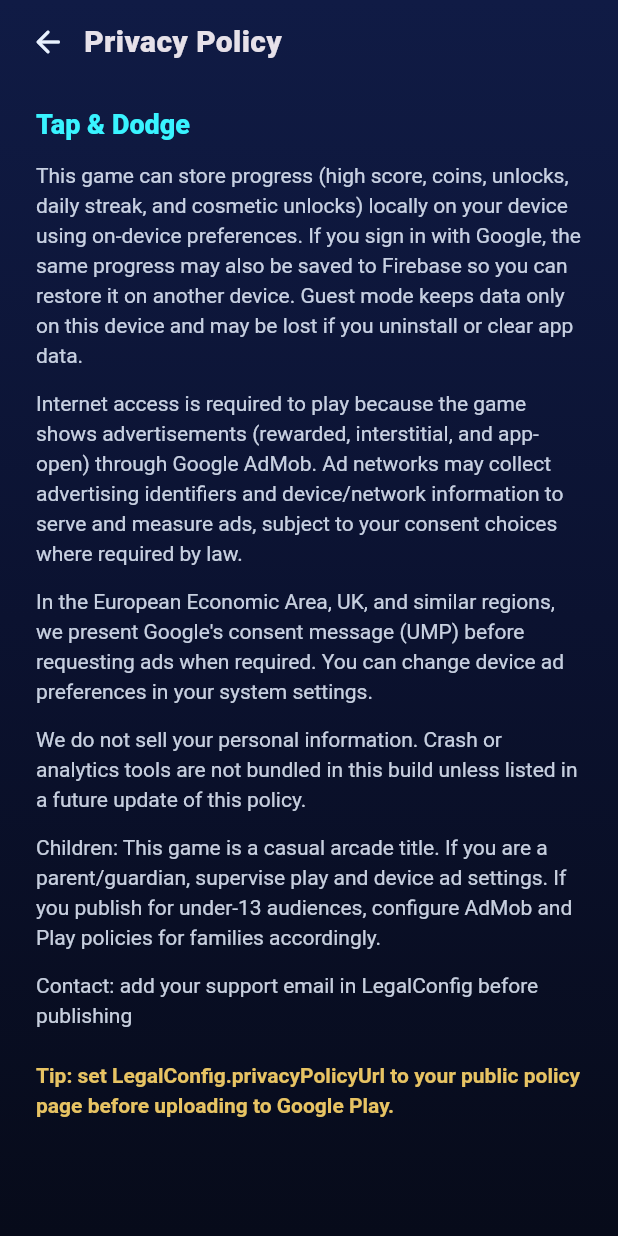
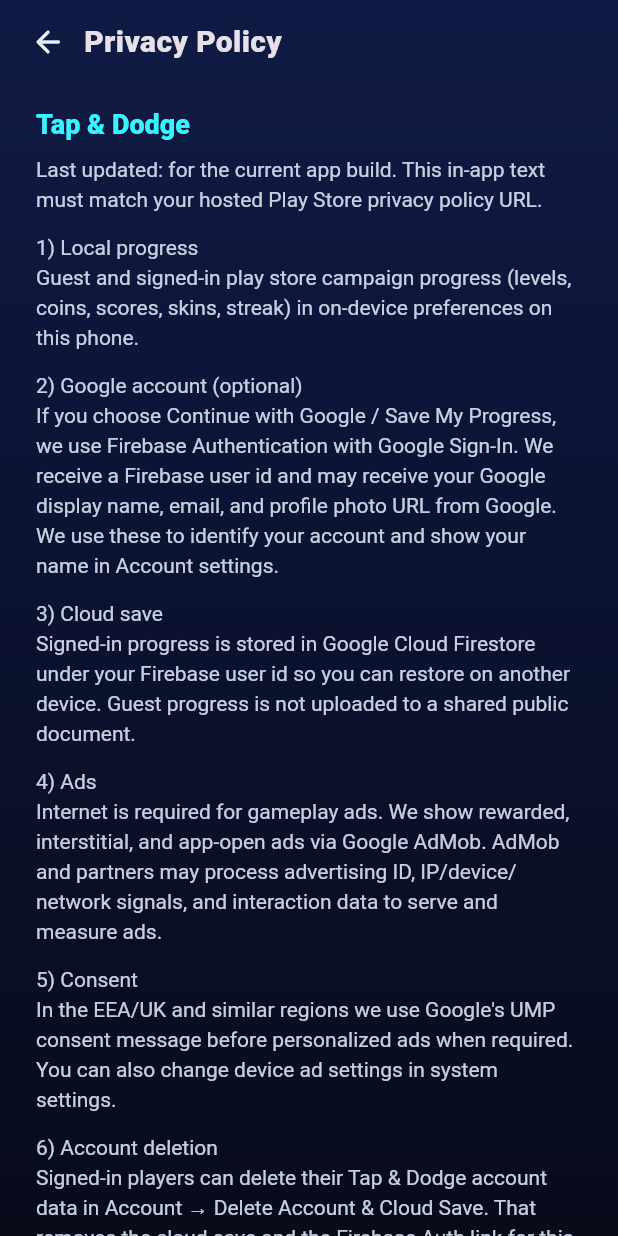
Before and after one commit to meet-navapara/tap-and-dodge, a Flutter app: the PrivacyPolicyScreen screen opened directly, on a phone screen of 412 x 824 dp. Run offline on Flutter 3.47's test engine with Material 3 defaults, Android fonts, the phone set to English and light mode, and no system bars; our stand-ins replace audioplayers, cloud_firestore, connectivity_plus, firebase_auth, firebase_core, google_mobile_ads and 2 more; missing offline and left inert: flame; accounts and stored records are empty; network calls fail.

Commit message:
updated privacy policy and all things

```diff
--- a/lib/screens/auth_gate_screen.dart
+++ b/lib/screens/auth_gate_screen.dart
@@ -332,6 +332,7 @@
                         ),
                       ),
                     ),
+                    if (LegalConfig.hasHostedTerms) ...[
                       Text(
                         '·',
                         style: TextStyle(
@@ -348,6 +349,7 @@
                           ),
                         ),
                       ),
+                    ],
                   ],
                 ),
                 const SizedBox(height: 12),
--- a/lib/screens/privacy_policy_screen.dart
+++ b/lib/screens/privacy_policy_screen.dart
@@ -5,7 +5,7 @@
 import '../services/legal_config.dart';
 import '../theme/app_theme.dart';
 
-/// In-app privacy policy (required when shipping with ads).
+/// In-app privacy policy (ads + accounts). Host a public URL before Play upload.
 class PrivacyPolicyScreen extends StatelessWidget {
   const PrivacyPolicyScreen({super.key});
 
@@ -17,6 +17,10 @@
 
   @override
   Widget build(BuildContext context) {
+    final contact = LegalConfig.supportEmail.trim().isEmpty
+        ? 'Set LegalConfig.supportEmail before publishing'
+        : LegalConfig.supportEmail;
+
     return Scaffold(
       body: Container(
         width: double.infinity,
@@ -71,47 +75,78 @@
                             color: AppColors.player,
                           ),
                         ),
-                        const SizedBox(height: 12),
+                        const SizedBox(height: 8),
                         const Text(
-                          'This game can store progress (high score, coins, unlocks, '
-                          'daily streak, and cosmetic unlocks) locally on your device '
-                          'using on-device preferences. If you sign in with Google, '
-                          'the same progress may also be saved to Firebase so you can '
-                          'restore it on another device. Guest mode keeps data only '
-                          'on this device and may be lost if you uninstall or clear app data.',
+                          'Last updated: for the current app build. '
+                          'This in-app text must match your hosted Play Store '
+                          'privacy policy URL.',
                         ),
                         const SizedBox(height: 12),
                         const Text(
-                          'Internet access is required to play because the game shows '
-                          'advertisements (rewarded, interstitial, and app-open) through '
-                          'Google AdMob. Ad networks may collect advertising identifiers '
-                          'and device/network information to serve and measure ads, '
-                          'subject to your consent choices where required by law.',
+                          '1) Local progress\n'
+                          'Guest and signed-in play store campaign progress '
+                          '(levels, coins, scores, skins, streak) in on-device '
+                          'preferences on this phone.',
                         ),
                         const SizedBox(height: 12),
                         const Text(
-                          'In the European Economic Area, UK, and similar regions, '
-                          'we present Google\'s consent message (UMP) before requesting '
-                          'ads when required. You can change device ad preferences in '
-                          'your system settings.',
+                          '2) Google account (optional)\n'
+                          'If you choose Continue with Google / Save My Progress, '
+                          'we use Firebase Authentication with Google Sign-In. '
+                          'We receive a Firebase user id and may receive your '
+                          'Google display name, email, and profile photo URL from '
+                          'Google. We use these to identify your account and show '
+                          'your name in Account settings.',
                         ),
                         const SizedBox(height: 12),
                         const Text(
-                          'We do not sell your personal information. Crash or analytics '
-                          'tools are not bundled in this build unless listed in a future '
-                          'update of this policy.',
+                          '3) Cloud save\n'
+                          'Signed-in progress is stored in Google Cloud Firestore '
+                          'under your Firebase user id so you can restore on another '
+                          'device. Guest progress is not uploaded to a shared public '
+                          'document.',
                         ),
                         const SizedBox(height: 12),
                         const Text(
-                          'Children: This game is a casual arcade title. If you are a '
-                          'parent/guardian, supervise play and device ad settings. '
-                          'If you publish for under-13 audiences, configure AdMob '
-                          'and Play policies for families accordingly.',
+                          '4) Ads\n'
+                          'Internet is required for gameplay ads. We show rewarded, '
+                          'interstitial, and app-open ads via Google AdMob. AdMob and '
+                          'partners may process advertising ID, IP/device/network '
+                          'signals, and interaction data to serve and measure ads.',
                         ),
                         const SizedBox(height: 12),
-                        Text(
-                          'Contact: ${LegalConfig.supportEmail.isEmpty ? 'add your support email in LegalConfig before publishing' : LegalConfig.supportEmail}',
+                        const Text(
+                          '5) Consent\n'
+                          'In the EEA/UK and similar regions we use Google\'s UMP '
+                          'consent message before personalized ads when required. '
+                          'You can also change device ad settings in system settings.',
                         ),
+                        const SizedBox(height: 12),
+                        const Text(
+                          '6) Account deletion\n'
+                          'Signed-in players can delete their Tap & Dodge account '
+                          'data in Account → Delete Account & Cloud Save. That '
+                          'removes the cloud save and the Firebase Auth link for '
+                          'this app. It does not delete your Google Account.',
+                        ),
+                        const SizedBox(height: 12),
+                        const Text(
+                          '7) Children\n'
+                          'This game is a general-audience casual arcade title and '
+                          'is not directed at children under 13. Do not enroll the '
+                          'app in Designed for Families / under-13 programs unless '
+                          'you separately implement full Families / COPPA compliance '
+                          '(including child-directed ad settings).',
+                        ),
+                        const SizedBox(height: 12),
+                        const Text(
+                          '8) Selling data\n'
+                          'We do not sell your personal information. Third-party SDKs '
+                          '(AdMob, Firebase, Google Sign-In) process data under their '
+                          'own policies as needed to provide ads and account features.',
+                        ),
+                        const SizedBox(height: 12),
+                        Text('Contact: $contact'),
                         const SizedBox(height: 20),
                         if (LegalConfig.hasHostedPrivacyPolicy)
                           ElevatedButton.icon(
@@ -124,8 +159,9 @@
                           )
                         else
                           Text(
-                            'Tip: set LegalConfig.privacyPolicyUrl to your public '
-                            'policy page before uploading to Google Play.',
+                            'Before Play upload: host this policy on a public HTTPS '
+                            'URL and set LegalConfig.privacyPolicyUrl (Play requires '
+                            'a link when the app uses ads / accounts).',
                             style: TextStyle(
                               color: AppColors.accent.withValues(alpha: 0.9),
                               fontWeight: FontWeight.w600,
--- a/lib/services/auth_service.dart
+++ b/lib/services/auth_service.dart
@@ -189,6 +189,56 @@
     status.value = AuthStatus.signedOut;
   }
 
+  /// Re-authenticate with Google (needed before Firebase Auth account deletion).
+  Future<UserCredential> reauthenticateWithGoogle() async {
+    if (!firebaseReady || _auth == null) {
+      throw StateError('Firebase is not ready.');
+    }
+    await _ensureGoogleSignIn();
+    final account = await GoogleSignIn.instance.authenticate();
+    final idToken = account.authentication.idToken;
+    if (idToken == null) {
+      throw StateError('Google Sign-In did not return an ID token.');
+    }
+    final credential = GoogleAuthProvider.credential(idToken: idToken);
+    final current = _auth!.currentUser;
+    if (current == null) {
+      return _auth!.signInWithCredential(credential);
+    }
+    return current.reauthenticateWithCredential(credential);
+  }
+
+  /// Permanently deletes the Firebase Auth user. Call after cloud doc delete.
+  Future<void> deleteFirebaseAuthUser() async {
+    if (!firebaseReady || _auth == null) {
+      throw StateError('Firebase is not ready.');
+    }
+    final current = _auth!.currentUser;
+    if (current == null) {
+      await signOut();
+      return;
+    }
+    try {
+      await current.delete();
+    } on FirebaseAuthException catch (e) {
+      if (e.code == 'requires-recent-login') {
+        await reauthenticateWithGoogle();
+        await _auth!.currentUser?.delete();
+      } else {
+        rethrow;
+      }
+    }
+    await _prefs?.setBool(_guestFlagKey, false);
+    await _prefs?.remove(_modeKey);
+    user.value = null;
+    status.value = AuthStatus.signedOut;
+    try {
+      if (_googleSignInReady) {
+        await GoogleSignIn.instance.signOut();
+      }
+    } catch (_) {}
+  }
+
   /// Clears guest session id (explicit reset only).
   Future<void> clearGuestIdentity() async {
     await _prefs?.remove(_guestIdKey);
--- a/lib/services/legal_config.dart
+++ b/lib/services/legal_config.dart
@@ -1,16 +1,17 @@
-/// Store / privacy knobs. Replace URLs before Play publish.
+/// Store / privacy knobs — hosted on Firebase Hosting for Play Console.
 class LegalConfig {
   const LegalConfig._();
 
-  /// Hosted privacy policy. Leave empty to use the in-app policy screen only.
-  /// Play Console still expects a public URL when ads are enabled.
-  static const String privacyPolicyUrl = '';
+  /// Public privacy policy (Firebase Hosting).
+  static const String privacyPolicyUrl =
+      'https://tapdodge-294f4.web.app/privacy/';
 
-  /// Hosted terms of service. Optional until Play listing requires it.
-  static const String termsOfServiceUrl = '';
+  /// Public terms of service (Firebase Hosting).
+  static const String termsOfServiceUrl =
+      'https://tapdodge-294f4.web.app/terms/';
 
   static const String appName = 'Tap & Dodge';
-  static const String supportEmail = '';
+  static const String supportEmail = 'navaparameetdev@gmail.com';
 
   static bool get hasHostedPrivacyPolicy => privacyPolicyUrl.trim().isNotEmpty;
 
--- a/lib/services/save_repository.dart
+++ b/lib/services/save_repository.dart
@@ -153,6 +153,34 @@
     return merged;
   }
 
+  /// Play Store account-deletion: erase cloud save + Firebase Auth user + local.
+  Future<void> deleteAccountAndData() async {
+    if (!auth.isAuthenticated) {
+      throw StateError('No Google account is signed in.');
+    }
+    final uid = auth.uid;
+    if (uid == null) {
+      throw StateError('Missing user id.');
+    }
+    syncState.value = SyncState.syncing;
+    try {
+      try {
+        await _userDoc(uid)!.delete().timeout(const Duration(seconds: 12));
+      } catch (e, st) {
+        // Continue with Auth delete even if doc already missing.
+        debugPrint('Cloud delete (may already be gone): $e\n$st');
+      }
+      await auth.deleteFirebaseAuthUser();
+      await scoreService.clearAllProgress();
+      syncState.value = SyncState.idle;
+    } catch (e, st) {
+      debugPrint('Account deletion failed: $e\n$st');
+      lastError = '$e';
+      syncState.value = SyncState.error;
+      rethrow;
+    }
+  }
+
   void dispose() {
     _debounce?.cancel();
   }
```
Also changed, not shown: lib/screens/account_screen.dart (+88 -0 lines), lib/services/ad_config.dart (+4 -4 lines), lib/services/admob_service.dart (+19 -1 lines), firebase.json (added), 10 other files. Lines whose indentation alone changed are shown as unchanged.
